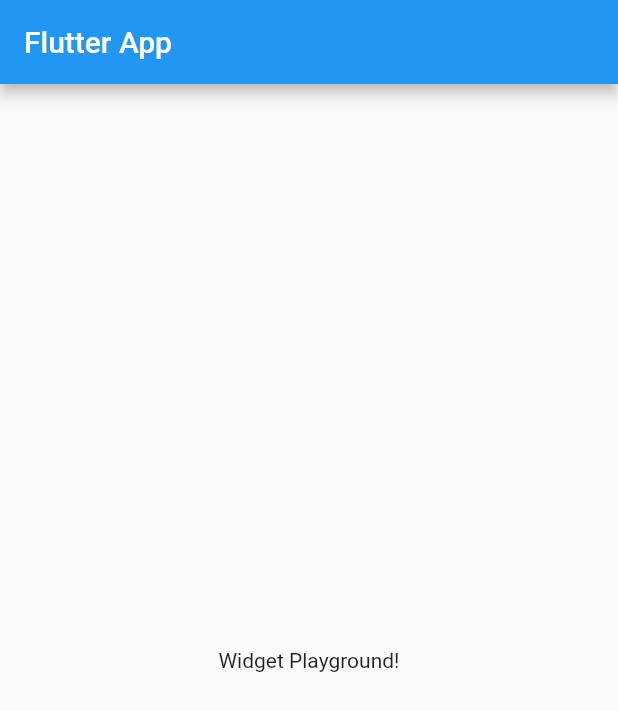
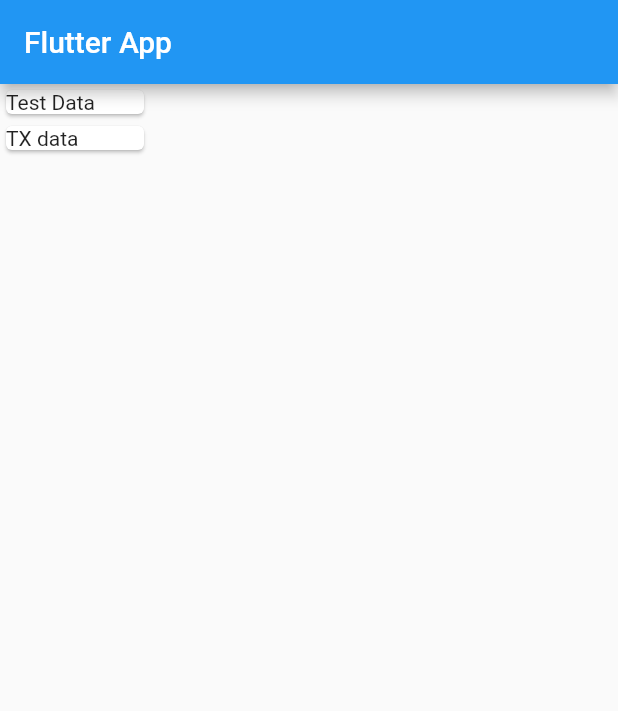
Before and after one commit to pranav230/Flutter-Projects, a Flutter app: the screen it shows after launch, on a phone screen of 412 x 824 dp. Shown: the top 711 px of the screen. Run offline on Flutter 3.47's test engine with Material 2 defaults, Android fonts, the phone set to English and light mode, and no system bars.

```diff
--- a/expanse_calculator/lib/main.dart
+++ b/expanse_calculator/lib/main.dart
@@ -1,3 +1,4 @@
+import 'package:expanse_calculator/transaction.dart';
 import 'package:flutter/material.dart';
 
 void main() => runApp(MyApp());
@@ -14,14 +15,42 @@ class MyApp extends StatelessWidget {
 }
 
 class MyHomePage extends StatelessWidget {
+  final List<Transaction> transactions = [
+    Transaction(
+      id: 't1',
+      title: 'Eggs',
+      amount: 15,
+      date: DateTime.now(),
+    ),
+    Transaction(
+      id: 't2',
+      title: 'Milk',
+      amount: 20,
+      date: DateTime.now(),
+    ),
+  ];
+
   @override
   Widget build(BuildContext context) {
     return Scaffold(
       appBar: AppBar(
         title: Text('Flutter App'),
       ),
-      body: Center(
-        child: Text('Widget Playground!'),
+      body: Column(
+        children: <Widget>[
+          Container(
+            width: 100,
+            child: Card(
+              child: Text('Test Data'),
+            ),
+          ),
+          Container(
+            width: 100,
+            child: Card(
+              child: Text('TX data'),
+            ),
+          ),
+        ],
       ),
     );
   }
--- /dev/null
+++ b/expanse_calculator/lib/transaction.dart
@@ -0,0 +1,14 @@
+import 'package:flutter/foundation.dart';
+
+class Transaction {
+  final String id, title;
+  final double amount;
+  final DateTime date;
+
+  Transaction({
+    @required this.id,
+    @required this.title,
+    @required this.amount,
+    @required this.date,
+  });
+}
```
